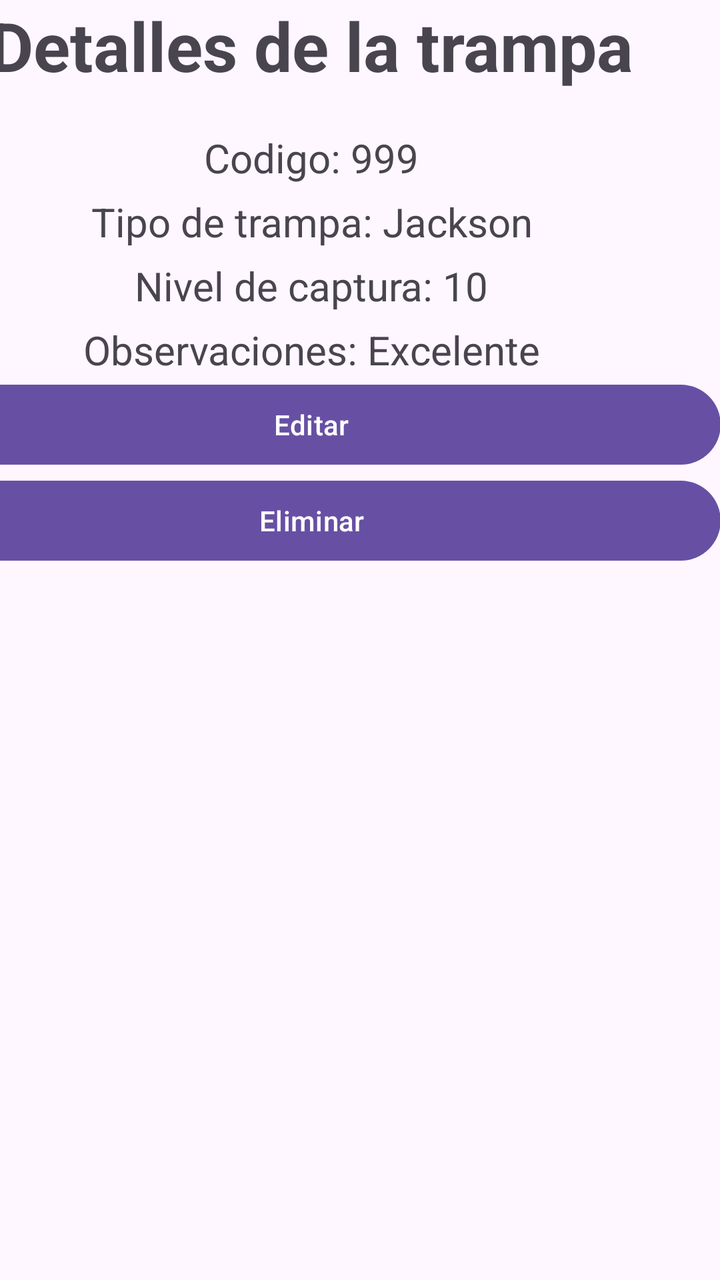
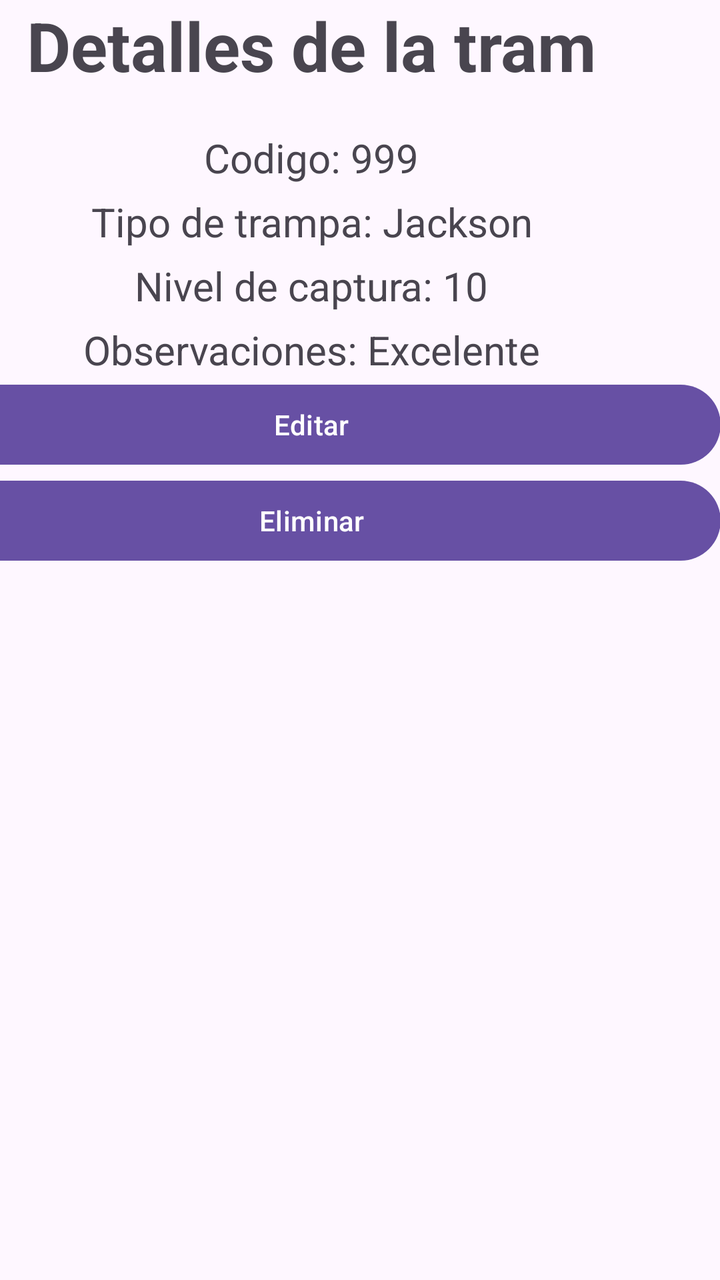

An Android layout rendered at two revisions. The XML below is the earlier revision; the diff shows what the commit changed to produce the second picture.
<!-- AndroidManifest.xml: application theme Theme.FlyTrapIoT -->
<!-- res/layout/activity_detalle.xml -->
<?xml version="1.0" encoding="utf-8"?>
<androidx.constraintlayout.widget.ConstraintLayout xmlns:android="http://schemas.android.com/apk/res/android"
    xmlns:app="http://schemas.android.com/apk/res-auto"
    xmlns:tools="http://schemas.android.com/tools"
    android:id="@+id/main"
    android:layout_width="match_parent"
    android:layout_height="match_parent"
    tools:context=".DetalleActivity">

    <LinearLayout
        android:layout_width="409dp"
        android:layout_height="729dp"
        android:orientation="vertical"
        app:layout_constraintEnd_toEndOf="parent"
        app:layout_constraintTop_toTopOf="parent">

        <TextView
            android:id="@+id/textView"
            android:layout_width="match_parent"
            android:layout_height="wrap_content"
            android:gravity="center"
            android:text="Detalles de la trampa"
            android:textSize="34sp"
            android:textStyle="bold" />

        <TextView
            android:id="@+id/txt_codigo"
            android:layout_width="match_parent"
            android:layout_height="wrap_content"
            android:layout_marginTop="20dp"
            android:gravity="center"
            android:text="Codigo: 999"
            android:textSize="20sp" />

        <TextView
            android:id="@+id/txt_tipoTrampa"
            android:layout_width="match_parent"
            android:layout_height="wrap_content"
            android:layout_marginTop="5dp"
            android:gravity="center"
            android:text="Tipo de trampa: Jackson"
            android:textSize="20sp" />

        <TextView
            android:id="@+id/txt_nivelCaptura"
            android:layout_width="match_parent"
            android:layout_height="wrap_content"
            android:layout_marginTop="5dp"
            android:gravity="center"
            android:text="Nivel de captura: 10"
            android:textSize="20sp" />

        <TextView
            android:id="@+id/txt_observacion"
            android:layout_width="match_parent"
            android:layout_height="wrap_content"
            android:layout_marginTop="5dp"
            android:gravity="center"
            android:text="Observaciones: Excelente"
            android:textSize="20sp" />

        <Button
            android:id="@+id/boton_editar"
            android:layout_width="match_parent"
            android:layout_height="wrap_content"
            android:text="Editar" />

        <Button
            android:id="@+id/boton_eliminar"
            android:layout_width="match_parent"
            android:layout_height="wrap_content"
            android:text="Eliminar" />
    </LinearLayout>
</androidx.constraintlayout.widget.ConstraintLayout>
<!-- resources referenced by this layout -->
<resources>
  <style name="Theme.FlyTrapIoT" parent="Base.Theme.FlyTrapIoT" />
  <style name="Base.Theme.FlyTrapIoT" parent="Theme.Material3.DayNight.NoActionBar">
          
          
      </style>
</resources>

<!-- the commit's change to res/layout/activity_detalle.xml (unified diff, before → after) -->
@@ -19,7 +19,7 @@
             android:layout_width="match_parent"
             android:layout_height="wrap_content"
             android:gravity="center"
-            android:text="Detalles de la trampa"
+            android:text="Detalles de la tram"
             android:textSize="34sp"
             android:textStyle="bold" />
 
